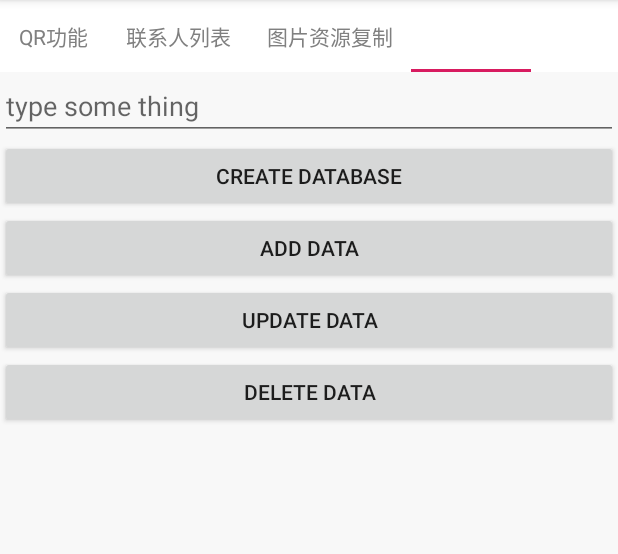
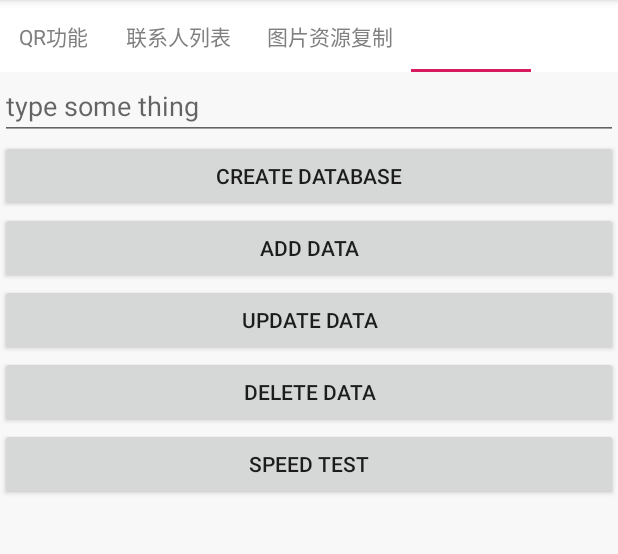
Before and after one commit to FaceStudio/nikki, an Android app: the screen it shows after launch (MainActivity), tab 4 chosen, on a phone screen of 412 x 824 dp, the part 84-638 px from its top. Run offline under Robolectric (Android 15) with nearby library versions, the phone set to English and light mode, and no system bars.

Commit message:
修改默认启动页图片，增加网络上传测速功能

```diff
--- a/app/src/main/res/layout/layout_file.xml
+++ b/app/src/main/res/layout/layout_file.xml
@@ -32,6 +32,13 @@
         android:layout_below="@id/update_data"
         android:text="delete data" />
 
+    <Button
+        android:id="@+id/speed_test"
+        android:layout_width="match_parent"
+        android:layout_height="wrap_content"
+        android:layout_below="@id/delete_data"
+        android:text="Speed Test" />
+
     <EditText
         android:id="@+id/edit"
         android:layout_width="match_parent"
--- a/app/src/main/res/values/styles.xml
+++ b/app/src/main/res/values/styles.xml
@@ -10,7 +10,7 @@
 
     <style name="AppThemeWelcome" parent="Theme.AppCompat.NoActionBar">
 
-        <item name="android:windowBackground">@drawable/java </item>
+        <item name="android:windowBackground">@drawable/movie </item>
     </style>
 
 </resources>
```
Also changed, not shown: app/src/main/AndroidManifest.xml (+5 -2 lines), app/src/main/java/com/inspur/nikki/Fragment_File.java (+16 -10 lines), app/src/main/java/com/inspur/nikki/NetUtils.java (added, +90 -0 lines), 1 other file.
